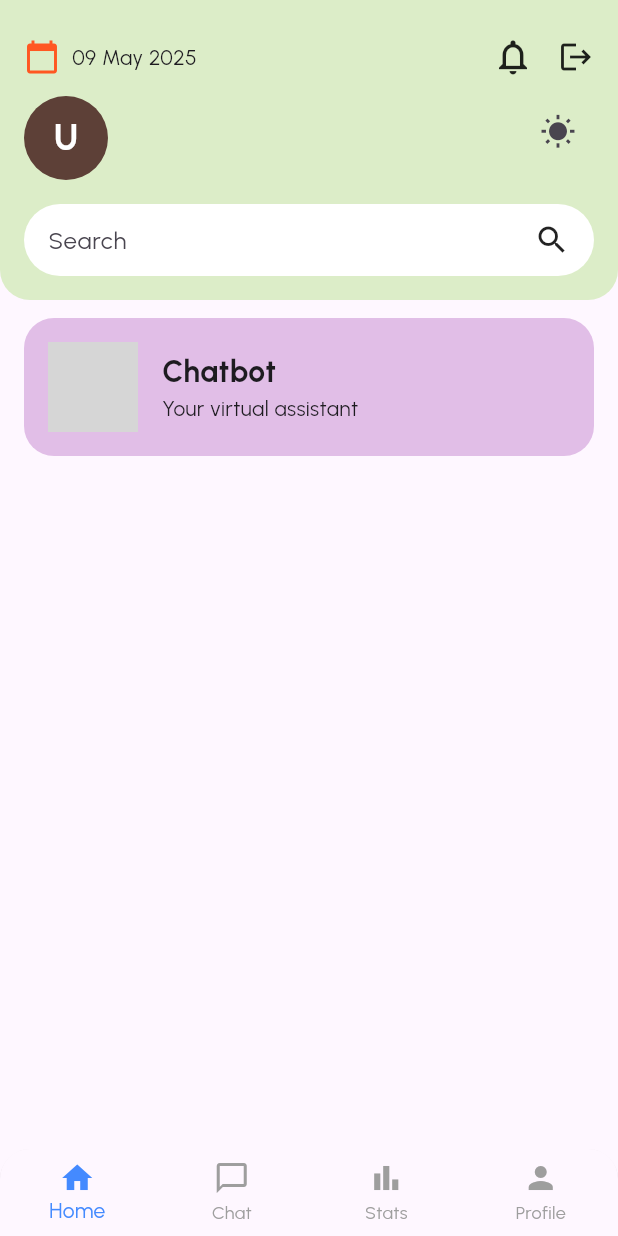
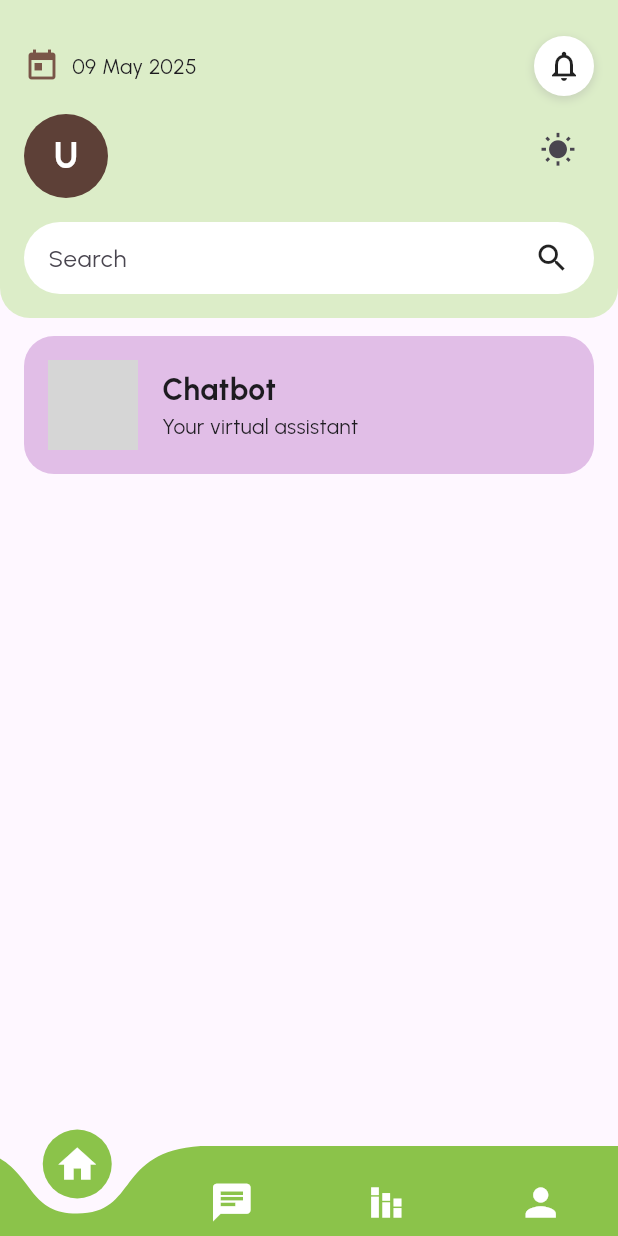
Before and after one commit to CodeGovindz/Mental_Health, a Flutter app: the HomePage screen opened directly with empty values, on a phone screen of 412 x 824 dp. Run offline on Flutter 3.47's test engine with Material 3 defaults, Android fonts, the phone set to English and light mode, and no system bars; drawn by our look-alikes of curved_navigation_bar; our stand-ins replace app_links, font_awesome_flutter, google_fonts, supabase_flutter; accounts and stored records are empty; network calls fail; grey boxes are pictures that could not be loaded.

Commit message:
Profile and NavBar

```diff
--- a/lib/homepage.dart
+++ b/lib/homepage.dart
@@ -3,12 +3,19 @@ import 'package:intl/intl.dart'; // for date formatting
 import 'package:supabase_flutter/supabase_flutter.dart';
 import 'main.dart'; // Import to access the supabase client
 import 'signin.dart';
+import 'account.dart'; // Import to access the AccountPage
+import 'package:curved_navigation_bar/curved_navigation_bar.dart';
+import 'transitions.dart'; // Import for custom transitions
 
 class HomePage extends StatefulWidget {
   final bool isDarkMode;
   final VoidCallback toggleTheme;
 
-  const HomePage({Key? key, required this.isDarkMode, required this.toggleTheme}) : super(key: key);
+  const HomePage({
+    Key? key,
+    required this.isDarkMode,
+    required this.toggleTheme,
+  }) : super(key: key);
 
   @override
   State<HomePage> createState() => _HomePageState();
@@ -18,11 +25,11 @@ class _HomePageState extends State<HomePage> {
   String _userName = "User";
   String _userEmail = "";
   bool _isLoading = true;
+  int _selectedIndex = 0;
 
   @override
   void initState() {
     super.initState();
-    // Check authentication status first
     _checkAuthStatus();
     _loadUserProfile();
   }
@@ -30,34 +37,29 @@ class _HomePageState extends State<HomePage> {
   Future<void> _checkAuthStatus() async {
     final session = supabase.auth.currentSession;
     if (session == null) {
-      // Not authenticated, go back to login
       debugPrint('User is not authenticated, redirecting to sign in');
-      if (mounted) {
       _navigateToSignIn();
-      }
-      return;
-    }
-
-    // Set up a listener for auth state changes
+    } else {
       supabase.auth.onAuthStateChange.listen((data) {
         final AuthChangeEvent event = data.event;
         if (event == AuthChangeEvent.signedOut) {
           debugPrint('Auth state changed: User signed out');
-        if (mounted) {
           _navigateToSignIn();
         }
+      });
     }
-    });
   }
 
   void _navigateToSignIn() {
     Navigator.of(context).pushReplacement(
       MaterialPageRoute(
-        builder: (context) => SignInPage(
+        builder:
+            (context) => SignInPage(
               onSignInSuccess: () {
                 Navigator.of(context).pushReplacement(
                   MaterialPageRoute(
-                builder: (context) => HomePage(
+                    builder:
+                        (context) => HomePage(
                           isDarkMode: widget.isDarkMode,
                           toggleTheme: widget.toggleTheme,
                         ),
@@ -71,18 +73,12 @@ class _HomePageState extends State<HomePage> {
 
   Future<void> _loadUserProfile() async {
     setState(() => _isLoading = true);
-
     try {
-      // Get current user
       final User? user = supabase.auth.currentUser;
 
       if (user != null) {
-        // Get profile data
-        final profileData = await supabase
-            .from('profiles')
-            .select()
-            .eq('id', user.id)
-            .single();
+        final profileData =
+            await supabase.from('profiles').select().eq('id', user.id).single();
 
         setState(() {
           _userName = profileData['name'] ?? 'User';
@@ -90,14 +86,11 @@ class _HomePageState extends State<HomePage> {
         });
       }
     } catch (e) {
-      // Handle error
       debugPrint('Error loading profile: $e');
-      // Still show something to the user
-      final user = supabase.auth.currentUser;
-      if (user != null && mounted) {
+      if (mounted) {
         setState(() {
           _userName = 'User';
-          _userEmail = user.email ?? '';
+          _userEmail = 'Email not found';
         });
       }
     } finally {
@@ -115,7 +108,6 @@ class _HomePageState extends State<HomePage> {
       }
     } catch (e) {
       debugPrint('Error signing out: $e');
-      // Show error to user
       if (mounted) {
         ScaffoldMessenger.of(context).showSnackBar(
           const SnackBar(
@@ -127,6 +119,30 @@ class _HomePageState extends State<HomePage> {
     }
   }
 
+  void _onNavTap(int index) {
+    setState(() {
+      _selectedIndex = index;
+    });
+    // Add your own navigation logic here
+    if (index == 0) {
+      //Already on Home
+    } else if (index == 1) {
+      // Navigator.pushReplacementNamed(context, '/chat');
+    } else if (index == 2) {
+      //Stats
+    } else if (index == 3) {
+      Navigator.pushReplacement(
+        context,
+        fadeTransition(
+          AccountPage(
+            isDarkMode: widget.isDarkMode,
+            toggleTheme: widget.toggleTheme,
+          ),
+        ),
+      );
+    }
+  }
+
   @override
   Widget build(BuildContext context) {
     String formattedDate = DateFormat('dd MMM yyyy').format(DateTime.now());
@@ -135,20 +151,14 @@ class _HomePageState extends State<HomePage> {
       body: SafeArea(
         child: Column(
           children: [
-            // Combined Calendar, Profile, and Search Bar Section
             ClipRRect(
               borderRadius: BorderRadius.only(
                 bottomLeft: Radius.circular(20),
                 bottomRight: Radius.circular(20),
               ),
               child: Container(
-                color: Colors.lightGreen[100], // Light green background
-                padding: EdgeInsets.fromLTRB(
-                  16,
-                  24,
-                  16,
-                  16,
-                ), // Increased top padding
+                color: Colors.lightGreen[100],
+                padding: EdgeInsets.fromLTRB(16, 24, 16, 16),
                 child: Column(
                   children: [
                     Row(
@@ -156,26 +166,32 @@ class _HomePageState extends State<HomePage> {
                       children: [
                         Row(
                           children: [
-                            Icon(
-                              Icons.calendar_today,
-                              color: Colors.deepOrange,
-                            ),
+                            Icon(Icons.today, color: Colors.brown),
                             SizedBox(width: 8),
-                            Text(
-                              formattedDate,
-                              style: TextStyle(
-                                fontSize: 14,
-                              ), // Reduced font size
-                            ),
+                            Text(formattedDate, style: TextStyle(fontSize: 14)),
                           ],
                         ),
                         Row(
                           children: [
-                            Icon(Icons.notifications_none, size: 28),
-                            SizedBox(width: 16),
-                            GestureDetector(
-                              onTap: _signOut,
-                              child: Icon(Icons.logout, size: 24),
+                            Container(
+                              padding: EdgeInsets.all(8),
+                              decoration: BoxDecoration(
+                                color: Colors.white,
+                                shape: BoxShape.circle,
+                                boxShadow: [
+                                  BoxShadow(
+                                    color: Colors.grey.withOpacity(0.3),
+                                    spreadRadius: 1,
+                                    blurRadius: 4,
+                                    offset: Offset(0, 2),
+                                  ),
+                                ],
+                              ),
+                              child: Icon(
+                                Icons.notifications_none,
+                                size: 24,
+                                color: Colors.black87,
+                              ),
                             ),
                           ],
                         ),
@@ -183,14 +199,17 @@ class _HomePageState extends State<HomePage> {
                     ),
                     SizedBox(height: 12),
                     Row(
-                      crossAxisAlignment:
-                          CrossAxisAlignment.start, // Align items to the start
+                      crossAxisAlignment: CrossAxisAlignment.start,
                       children: [
                         CircleAvatar(
                           radius: 28,
                           backgroundColor: Colors.brown[700],
                           child: Text(
-                            _isLoading ? '?' : _userName.isNotEmpty ? _userName[0].toUpperCase() : 'U',
+                            _isLoading
+                                ? '?'
+                                : _userName.isNotEmpty
+                                ? _userName[0].toUpperCase()
+                                : 'U',
                             style: TextStyle(
                               fontSize: 24,
                               fontWeight: FontWeight.bold,
@@ -201,16 +220,14 @@ class _HomePageState extends State<HomePage> {
                         SizedBox(width: 12),
                         Expanded(
                           child: Padding(
-                            padding: const EdgeInsets.only(
-                              top: 6.0,
-                            ), // Add a little top padding
+                            padding: const EdgeInsets.only(top: 6.0),
                             child: Column(
                               crossAxisAlignment: CrossAxisAlignment.start,
                               children: [
                                 Text(
                                   _isLoading ? 'Loading...' : _userName,
                                   style: TextStyle(
-                                    fontSize: 18, // Reduced font size
+                                    fontSize: 18,
                                     fontWeight: FontWeight.bold,
                                   ),
                                 ),
@@ -249,7 +266,7 @@ class _HomePageState extends State<HomePage> {
                         ),
                       ],
                     ),
-                    SizedBox(height: 16), // Increased spacing before search bar
+                    SizedBox(height: 16),
                     Container(
                       padding: EdgeInsets.symmetric(horizontal: 16),
                       decoration: BoxDecoration(
@@ -274,10 +291,7 @@ class _HomePageState extends State<HomePage> {
                 ),
               ),
             ),
-
             SizedBox(height: 12),
-
-            // Chatbot Section
             Container(
               margin: EdgeInsets.symmetric(horizontal: 16),
               decoration: BoxDecoration(
@@ -312,30 +326,19 @@ class _HomePageState extends State<HomePage> {
           ],
         ),
       ),
-
-      // Bottom Navigation Bar with Curves
-      bottomNavigationBar: ClipRRect(
-        borderRadius: BorderRadius.only(
-          topLeft: Radius.circular(20),
-          topRight: Radius.circular(20),
-        ),
-        child: BottomNavigationBar(
-          type: BottomNavigationBarType.fixed,
-          selectedItemColor: Colors.blueAccent,
-          unselectedItemColor: Colors.grey,
-          items: const [
-            BottomNavigationBarItem(icon: Icon(Icons.home), label: 'Home'),
-            BottomNavigationBarItem(
-              icon: Icon(Icons.chat_bubble_outline),
-              label: 'Chat',
-            ),
-            BottomNavigationBarItem(
-              icon: Icon(Icons.bar_chart),
-              label: 'Stats',
-            ),
-            BottomNavigationBarItem(icon: Icon(Icons.person), label: 'Profile'),
+      bottomNavigationBar: CurvedNavigationBar(
+        index: _selectedIndex,
+        height: 60.0,
+        color: Colors.lightGreen,
+        backgroundColor: Colors.transparent,
+        animationDuration: const Duration(milliseconds: 300),
+        items: const <Widget>[
+          Icon(Icons.home, size: 30, color: Colors.white),
+          Icon(Icons.chat, size: 30, color: Colors.white),
+          Icon(Icons.stacked_bar_chart, size: 30, color: Colors.white),
+          Icon(Icons.person, size: 30, color: Colors.white),
         ],
-        ),
+        onTap: _onNavTap,
       ),
     );
   }
--- a/pubspec.yaml
+++ b/pubspec.yaml
@@ -39,6 +39,7 @@ dependencies:
   google_fonts: ^6.1.0
   supabase_flutter: ^2.3.4
   app_links: ^3.4.3
+  curved_navigation_bar: ^1.0.3
 
 dev_dependencies:
   flutter_test:
```
Also changed, not shown: lib/account.dart (added, +247 -0 lines), lib/signin.dart (+6 -5 lines), lib/transitions.dart (added, +98 -0 lines), lib/Stats.dart (added), lib/auth.dart (added), pubspec.lock. Lines whose indentation alone changed are shown as unchanged.
